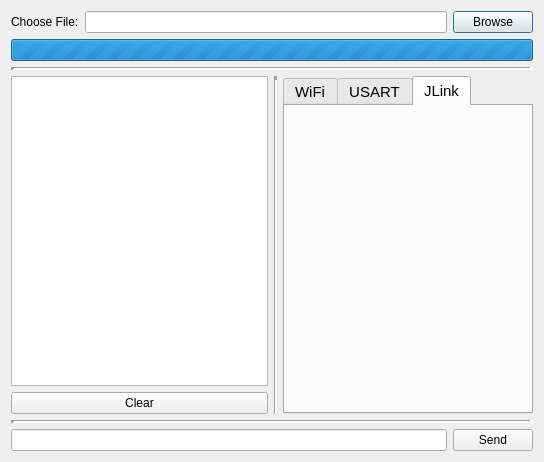
Above: tcpdialog.ui from liangzelang/TcpClient_Qt_PX4Uploader before the change. Below: the same form after it.
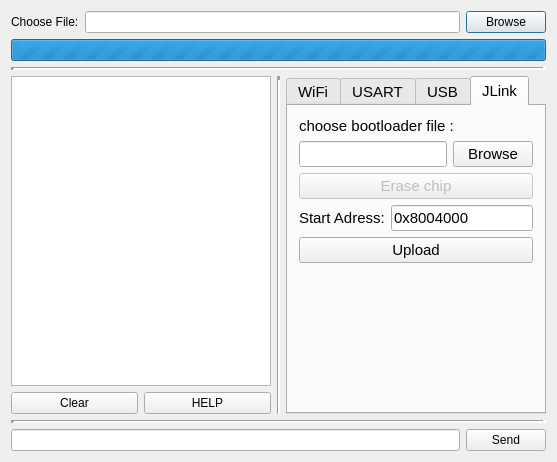
That is the form after the change. The open tabs and pages were chosen to show the change. Icons and pictures are not drawn.

Commit message: add the J-Link method to upgrade the bootloader or firmware

```diff
--- a/tcpdialog.ui
+++ b/tcpdialog.ui
@@ -6,14 +6,14 @@
    <rect>
     <x>0</x>
     <y>0</y>
-    <width>544</width>
+    <width>557</width>
     <height>462</height>
    </rect>
   </property>
   <property name="windowTitle">
    <string>TcpDialog</string>
   </property>
-  <layout class="QVBoxLayout" name="verticalLayout_3">
+  <layout class="QVBoxLayout" name="verticalLayout_7">
    <item>
     <layout class="QVBoxLayout" name="verticalLayout_8">
      <item>
@@ -60,9 +60,9 @@
     </layout>
    </item>
    <item>
-    <layout class="QHBoxLayout" name="horizontalLayout_28">
+    <layout class="QHBoxLayout" name="horizontalLayout_9">
      <item>
-      <layout class="QVBoxLayout" name="verticalLayout_5">
+      <layout class="QVBoxLayout" name="verticalLayout_3">
        <item>
         <widget class="QPlainTextEdit" name="plainTextEdit">
          <property name="minimumSize">
@@ -77,30 +77,41 @@
         </widget>
        </item>
        <item>
-        <widget class="QPushButton" name="clearpushButton">
-         <property name="text">
-          <string>Clear</string>
-         </property>
-         <property name="autoDefault">
-          <bool>false</bool>
-         </property>
-        </widget>
+        <layout class="QHBoxLayout" name="horizontalLayout_8">
+         <item>
+          <widget class="QPushButton" name="clearpushButton">
+           <property name="text">
+            <string>Clear</string>
+           </property>
+           <property name="autoDefault">
+            <bool>false</bool>
+           </property>
+          </widget>
+         </item>
+         <item>
+          <widget class="QPushButton" name="helppushButton">
+           <property name="text">
+            <string>HELP</string>
+           </property>
+           <property name="icon">
+            <iconset>
+             <normaloff>../../桌面/timg.jpg</normaloff>../../桌面/timg.jpg</iconset>
+           </property>
+          </widget>
+         </item>
+        </layout>
        </item>
       </layout>
      </item>
      <item>
-      <layout class="QHBoxLayout" name="horizontalLayout_29">
-       <item>
-        <widget class="Line" name="line_2">
-         <property name="lineWidth">
-          <number>4</number>
-         </property>
-         <property name="orientation">
-          <enum>Qt::Vertical</enum>
-         </property>
-        </widget>
-       </item>
-      </layout>
+      <widget class="Line" name="line_2">
+       <property name="lineWidth">
+        <number>4</number>
+       </property>
+       <property name="orientation">
+        <enum>Qt::Vertical</enum>
+       </property>
+      </widget>
      </item>
      <item>
       <widget class="QTabWidget" name="tabWidget">
@@ -307,17 +318,165 @@
          </item>
         </layout>
        </widget>
+       <widget class="QWidget" name="tab_5">
+        <attribute name="title">
+         <string>USB</string>
+        </attribute>
+        <layout class="QVBoxLayout" name="verticalLayout_6">
+         <item>
+          <spacer name="verticalSpacer_3">
+           <property name="orientation">
+            <enum>Qt::Vertical</enum>
+           </property>
+           <property name="sizeHint" stdset="0">
+            <size>
+             <width>20</width>
+             <height>111</height>
+            </size>
+           </property>
+          </spacer>
+         </item>
+         <item>
+          <layout class="QHBoxLayout" name="horizontalLayout_7">
+           <item>
+            <spacer name="horizontalSpacer">
+             <property name="orientation">
+              <enum>Qt::Horizontal</enum>
+             </property>
+             <property name="sizeHint" stdset="0">
+              <size>
+               <width>40</width>
+               <height>20</height>
+              </size>
+             </property>
+            </spacer>
+           </item>
+           <item>
+            <widget class="QPushButton" name="pushButton">
+             <property name="text">
+              <string>Upload</string>
+             </property>
+            </widget>
+           </item>
+           <item>
+            <spacer name="horizontalSpacer_2">
+             <property name="orientation">
+              <enum>Qt::Horizontal</enum>
+             </property>
+             <property name="sizeHint" stdset="0">
+              <size>
+               <width>40</width>
+               <height>20</height>
+              </size>
+             </property>
+            </spacer>
+           </item>
+          </layout>
+         </item>
+         <item>
+          <spacer name="verticalSpacer_4">
+           <property name="orientation">
+            <enum>Qt::Vertical</enum>
+           </property>
+           <property name="sizeHint" stdset="0">
+            <size>
+             <width>20</width>
+             <height>110</height>
+            </size>
+           </property>
+          </spacer>
+         </item>
+        </layout>
+       </widget>
        <widget class="QWidget" name="tab_3">
         <attribute name="title">
          <string>JLink</string>
         </attribute>
+        <layout class="QVBoxLayout" name="verticalLayout_4">
+         <item>
+          <widget class="QLabel" name="label_3">
+           <property name="text">
+            <string>choose bootloader file :</string>
+           </property>
+          </widget>
+         </item>
+         <item>
+          <layout class="QHBoxLayout" name="horizontalLayout_6">
+           <item>
+            <widget class="QLineEdit" name="blBrowse_lineEdit"/>
+           </item>
+           <item>
+            <widget class="QPushButton" name="browseBLpushButton">
+             <property name="text">
+              <string>Browse</string>
+             </property>
+            </widget>
+           </item>
+          </layout>
+         </item>
+         <item>
+          <widget class="QPushButton" name="eraseBLpushButton">
+           <property name="enabled">
+            <bool>false</bool>
+           </property>
+           <property name="text">
+            <string>Erase chip</string>
+           </property>
+          </widget>
+         </item>
+         <item>
+          <layout class="QHBoxLayout" name="horizontalLayout_5">
+           <item>
+            <widget class="QLabel" name="label_5">
+             <property name="text">
+              <string>Start Adress:</string>
+             </property>
+            </widget>
+           </item>
+           <item>
+            <widget class="QLineEdit" name="blAddr_lineEdit">
+             <property name="enabled">
+              <bool>true</bool>
+             </property>
+             <property name="text">
+              <string>0x8004000</string>
+             </property>
+            </widget>
+           </item>
+          </layout>
+         </item>
+         <item>
+          <widget class="QPushButton" name="uploadBLpushButton">
+           <property name="text">
+            <string>Upload</string>
+           </property>
+          </widget>
+         </item>
+         <item>
+          <spacer name="verticalSpacer_2">
+           <property name="orientation">
+            <enum>Qt::Vertical</enum>
+           </property>
+           <property name="sizeHint" stdset="0">
+            <size>
+             <width>20</width>
+             <height>106</height>
+            </size>
+           </property>
+          </spacer>
+         </item>
+        </layout>
+        <zorder>eraseBLpushButton</zorder>
+        <zorder>uploadBLpushButton</zorder>
+        <zorder>label_3</zorder>
+        <zorder>verticalSpacer_2</zorder>
        </widget>
       </widget>
      </item>
     </layout>
    </item>
    <item>
-    <layout class="QVBoxLayout" name="verticalLayout_9">
+    <layout class="QVBoxLayout" name="verticalLayout_5">
      <item>
       <widget class="Line" name="line_5">
        <property name="lineWidth">
```
Left out of the diff: 14 changed lines with no effect on the pictures. The commit also changes 3 other files.
